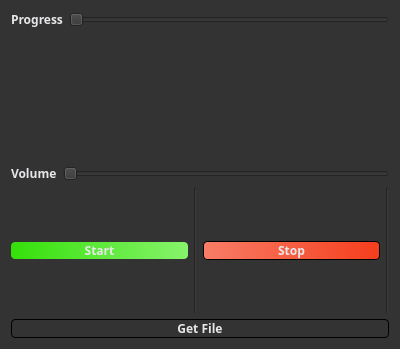
Above: dialog.ui from mbcarruthers/audio_player before the change. Below: the same form after it.
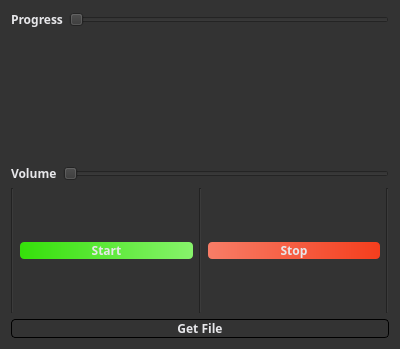
That is the form after the change.

Commit message: added a few comments and styling

Diff of the .ui file:
```diff
--- a/dialog.ui
+++ b/dialog.ui
@@ -82,6 +82,13 @@
      </item>
      <item>
       <layout class="QHBoxLayout" name="horizontalLayout">
+       <item>
+        <widget class="Line" name="line_3">
+         <property name="orientation">
+          <enum>Qt::Vertical</enum>
+         </property>
+        </widget>
+       </item>
        <item>
         <widget class="QPushButton" name="start_button">
          <property name="styleSheet">
@@ -110,8 +117,9 @@
           <string notr="true">font-family:Avenir Next;
 font-weight:bold;
 border-radius:4px;
-border:1px solid black;
-background-color: qlineargradient(spread:pad, x1:0, y1:0, x2:1, y2:0, stop:0 rgba(248, 125, 103, 1), stop:1 rgba(245, 62, 29, 1));</string>
+border:1px;
+background-color: qlineargradient(spread:pad, x1:0, y1:0, x2:1, y2:0, stop:0 rgba(248, 125, 103, 1), stop:1 rgba(245, 62, 29, 1));
+border:qlineargradient(spread:pad, x1:0, y1:0, x2:1, y2:0, stop:0 rgba(248, 125, 103, 1), stop:1 rgba(245, 62, 29, 1));</string>
          </property>
          <property name="text">
           <string>Stop</string>
```
The commit also changes 2 other files.
